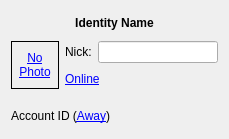
The window that kopete/identity/identitystatusbase.ui (KDE/kopete) describes before a commit, drawn with Qt 5.
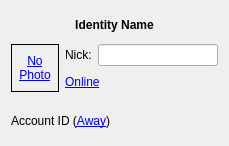
The same window after the commit. Icons and pictures are not drawn.

Commit message: Fix widget buddies

```diff
--- a/kopete/identity/identitystatusbase.ui
+++ b/kopete/identity/identitystatusbase.ui
@@ -6,7 +6,7 @@
     <x>0</x>
     <y>0</y>
     <width>229</width>
-    <height>139</height>
+    <height>146</height>
    </rect>
   </property>
   <layout class="QVBoxLayout" >
```
Left out of the diff: 3 changed lines with no effect on the pictures. The commit also changes 2 other files.
